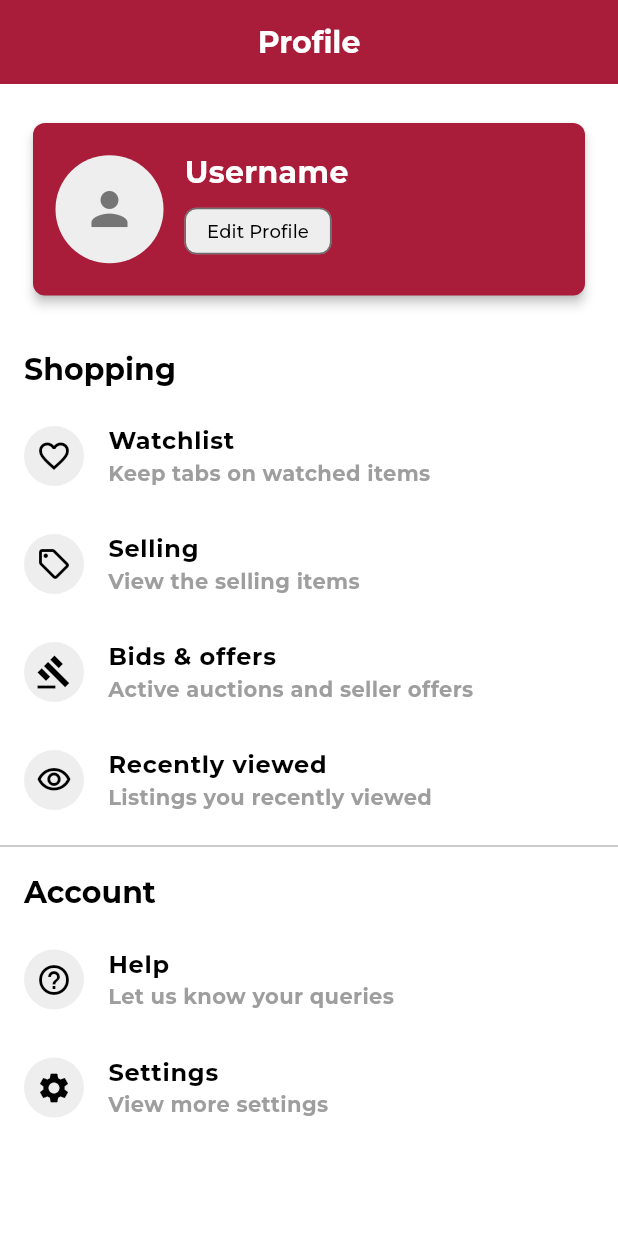
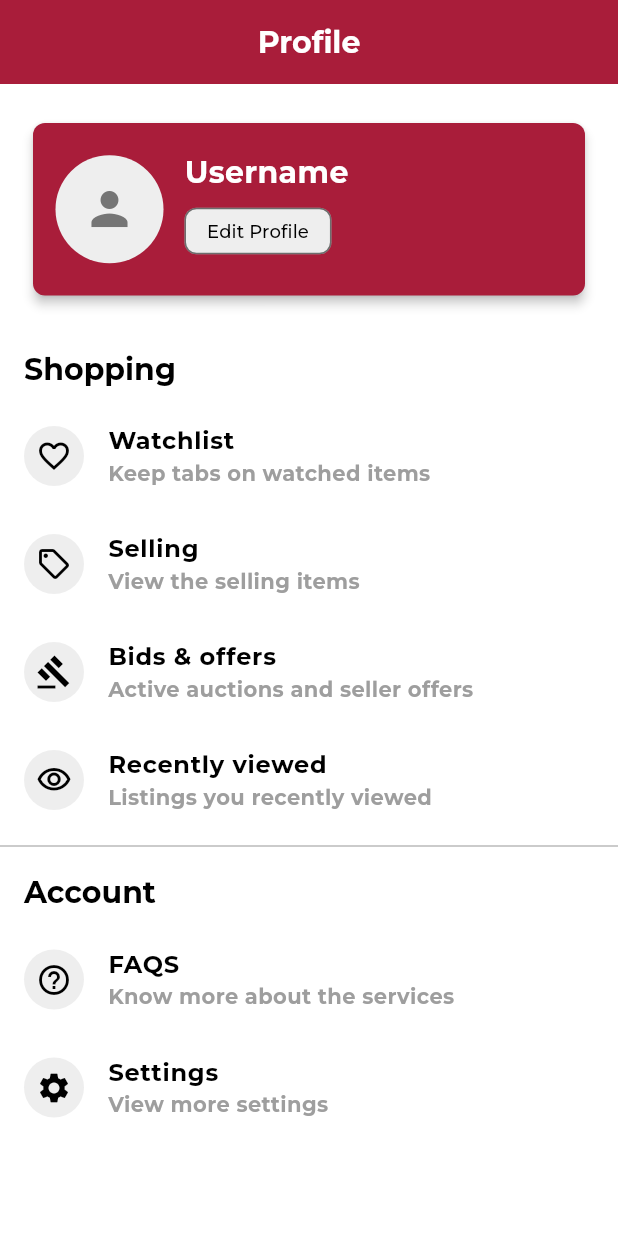
Before and after one commit to AlleTre-E-Commerce-Complex/alletre-flutter, a Flutter app: the ProfileScreen screen opened by its route, on a phone screen of 412 x 824 dp. Run offline on Flutter 3.47's test engine with Material 3 defaults, Android fonts, the phone set to English and light mode, and no system bars; our stand-ins replace carousel_slider, flutter_svg, slide_to_act.

Commit message:
profile page modified

```diff
--- a/lib/view/screens/profile screen/profile_screen.dart
+++ b/lib/view/screens/profile screen/profile_screen.dart
@@ -79,8 +79,8 @@ class ProfileScreen extends StatelessWidget {
             const ProfileSectionTitle(title: 'Account'),
             ProfileListTile(
               icon: Icons.help_outline,
-              title: 'Help',
-              subtitle: 'Let us know your queries',
+              title: 'FAQS',
+              subtitle: 'Know more about the services',
               onTap: () {},
             ),
             ProfileListTile(
```
